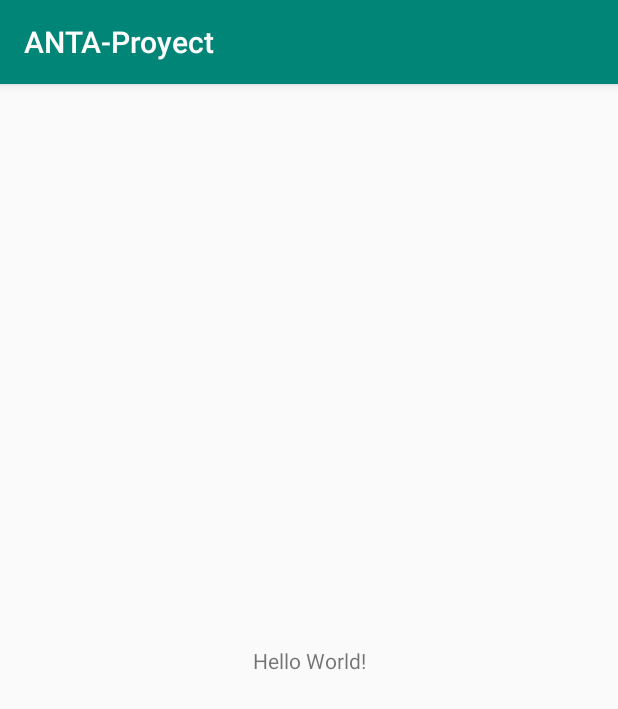
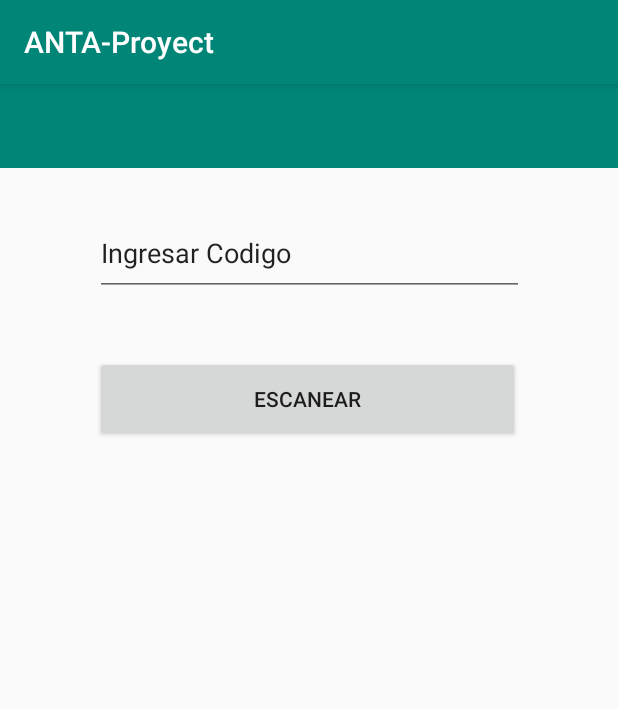
Before and after one commit to Dylan-Castro/ANTA-Proyect, an Android app: the screen it shows after launch (MainActivity), on a phone screen of 412 x 824 dp. Shown: the top 709 px of the screen. Run offline under Robolectric (Android 15) with nearby library versions, the phone set to English and light mode, and no system bars; 1 statement that could not run was skipped.

Commit message:
recycler

```diff
--- a/app/build.gradle
+++ b/app/build.gradle
@@ -26,4 +26,5 @@ dependencies {
     testImplementation 'junit:junit:4.12'
     androidTestImplementation 'androidx.test:runner:1.1.1'
     androidTestImplementation 'androidx.test.espresso:espresso-core:3.1.1'
+    implementation 'androidx.recyclerview:recyclerview:1.0.0'
 }
--- /dev/null
+++ b/app/src/main/java/com/example/anta_proyect/Adapter.java
@@ -0,0 +1,64 @@
+package com.example.anta_proyect;
+
+import android.view.LayoutInflater;
+import android.view.View;
+import android.view.ViewGroup;
+import android.widget.TextView;
+
+import androidx.annotation.NonNull;
+import androidx.recyclerview.widget.RecyclerView;
+
+import java.util.List;
+
+public class Adapter extends RecyclerView.Adapter<Adapter.Viewholder> {
+
+    private List<Products> productsList;
+
+
+    public Adapter(List<Products> productsList) {
+        this.productsList = productsList;
+    }
+
+
+    @NonNull
+    @Override
+    public Viewholder onCreateViewHolder(@NonNull ViewGroup viewGroup, int i) {
+        View view = LayoutInflater.from(viewGroup.getContext()).inflate(R.layout.item_layout,viewGroup,false);
+        return new Viewholder(view);
+    }
+
+    @Override
+    public void onBindViewHolder(@NonNull Viewholder viewholder, int position) {
+        String name = productsList.get(position).getNombre();
+        String code = productsList.get(position).getCodigo();
+        String cant = productsList.get(position).getCantidad();
+        viewholder.setData(name,code,cant);
+    }
+
+    @Override
+    public int getItemCount() {
+        return productsList.size();
+    }
+
+    static class Viewholder extends RecyclerView.ViewHolder {
+
+        private TextView Nombre;
+        private TextView Cantidad;
+        private TextView Codigo;
+
+
+        public Viewholder(@NonNull View itemView) {
+            super(itemView);
+
+
+        }
+
+        private void setData(String titleText, String codeText, String cantidadText) {
+            Nombre.setText(titleText);
+            Cantidad.setText(codeText);
+            Codigo.setText(cantidadText);
+        }
+    }
+
+
+}
--- a/app/src/main/java/com/example/anta_proyect/MainActivity.java
+++ b/app/src/main/java/com/example/anta_proyect/MainActivity.java
@@ -1,14 +1,37 @@
 package com.example.anta_proyect;
 
 import androidx.appcompat.app.AppCompatActivity;
+import androidx.recyclerview.widget.LinearLayoutManager;
+import androidx.recyclerview.widget.RecyclerView;
 
 import android.os.Bundle;
 
+import java.util.ArrayList;
+import java.util.List;
+
 public class MainActivity extends AppCompatActivity {
+
+    private RecyclerView recyclerView;
 
     @Override
     protected void onCreate(Bundle savedInstanceState) {
         super.onCreate(savedInstanceState);
         setContentView(R.layout.activity_main);
+
+        recyclerView = findViewById(R.id.recycler_view);
+        LinearLayoutManager layoutManager = new LinearLayoutManager(this);
+        layoutManager.setOrientation(LinearLayoutManager.VERTICAL);
+
+        recyclerView.setLayoutManager(layoutManager);
+
+        List<Products> ProductList = new ArrayList<>();
+        ProductList.add(new Products(R.layout.item_layout,""));
+
+        Adapter adapter = new Adapter(ProductList);
+        recyclerView.setAdapter(adapter);
+
+
     }
+
+
 }
--- a/app/src/main/java/com/example/anta_proyect/Products.java
+++ b/app/src/main/java/com/example/anta_proyect/Products.java
@@ -22,6 +22,9 @@ public class Products {
         Cantidad = cantidad;
         CantidadAlerta = cantidadAlerta;
 
+    }
+
+    public Products(int item_layout, String Nombre, String Codigo, String Cantidad) {
     }
 
 
--- a/app/src/main/res/layout/activity_main.xml
+++ b/app/src/main/res/layout/activity_main.xml
@@ -6,13 +6,48 @@
     android:layout_height="match_parent"
     tools:context=".MainActivity">
 
-    <TextView
-        android:layout_width="wrap_content"
+    <androidx.appcompat.widget.Toolbar
+        android:id="@+id/toolbar"
+        android:layout_width="0dp"
         android:layout_height="wrap_content"
-        android:text="Hello World!"
-        app:layout_constraintBottom_toBottomOf="parent"
-        app:layout_constraintLeft_toLeftOf="parent"
-        app:layout_constraintRight_toRightOf="parent"
-        app:layout_constraintTop_toTopOf="parent" />
+        android:background="?attr/colorPrimary"
+        app:layout_constraintBottom_toTopOf="@+id/item_layout"
+        app:layout_constraintEnd_toEndOf="parent"
+        app:layout_constraintStart_toStartOf="parent"
+        app:layout_constraintTop_toTopOf="parent"
+        app:popupTheme="@style/AppTheme.PopupOverlay" />
+
+    <androidx.recyclerview.widget.RecyclerView
+        android:id="@+id/recycler_view"
+        android:layout_width="0dp"
+        android:layout_height="wrap_content"
+        android:layout_marginTop="40dp"
+        app:layout_constraintEnd_toEndOf="parent"
+        app:layout_constraintHorizontal_bias="0.0"
+        app:layout_constraintStart_toStartOf="parent"
+        app:layout_constraintTop_toBottomOf="@+id/button" />
+
+    <EditText
+        android:id="@+id/editText"
+        android:layout_width="286dp"
+        android:layout_height="57dp"
+        android:layout_marginTop="28dp"
+        android:ems="10"
+        android:inputType="textPersonName"
+        android:text="Ingresar Codigo"
+        app:layout_constraintEnd_toEndOf="parent"
+        app:layout_constraintStart_toStartOf="parent"
+        app:layout_constraintTop_toBottomOf="@+id/toolbar" />
+
+    <Button
+        android:id="@+id/button"
+        android:layout_width="283dp"
+        android:layout_height="57dp"
+        android:layout_marginTop="40dp"
+        android:text="Escanear"
+        app:layout_constraintEnd_toEndOf="parent"
+        app:layout_constraintHorizontal_bias="0.492"
+        app:layout_constraintStart_toStartOf="parent"
+        app:layout_constraintTop_toBottomOf="@+id/editText" />
 
 </androidx.constraintlayout.widget.ConstraintLayout>
```
Also changed, not shown: app/src/main/res/layout/item_layout.xml (added, +76 -0 lines), app/src/main/res/values/styles.xml (+11 -0 lines).
